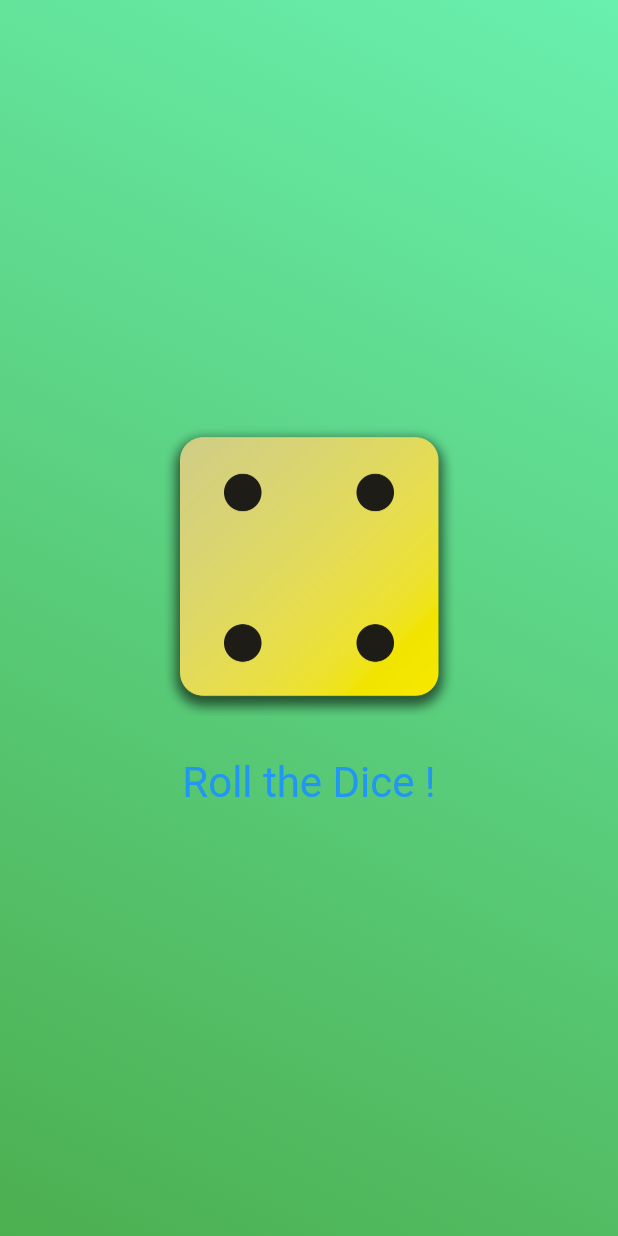
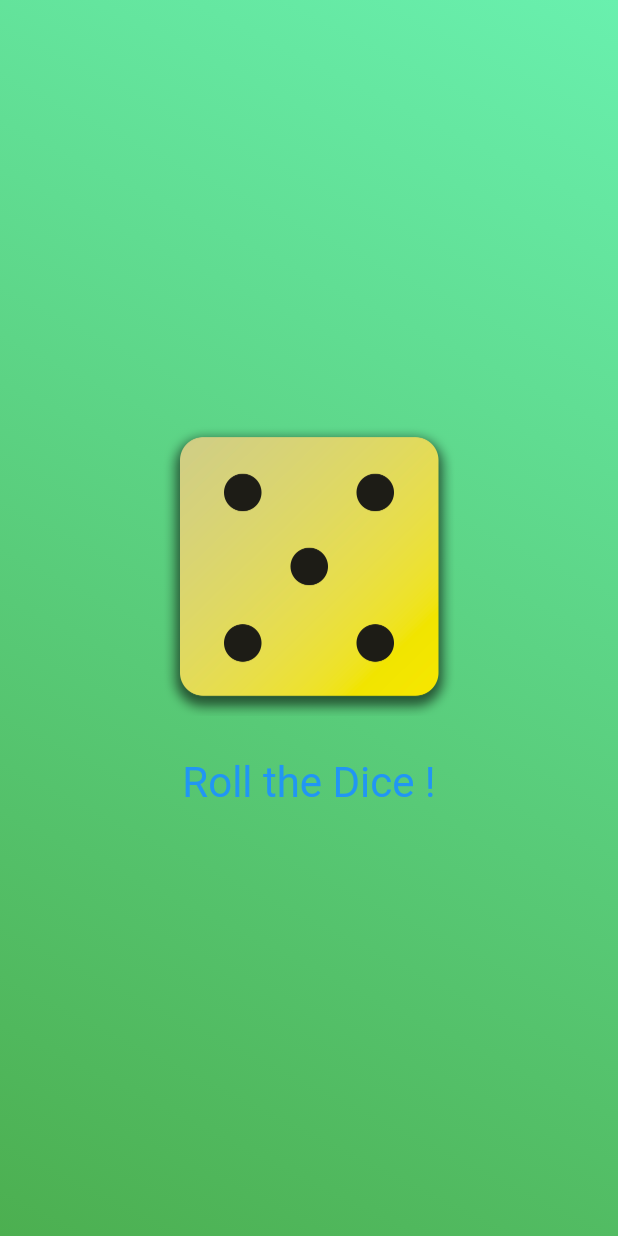
Before and after one commit to rawaone/Dice-Roller-App-Flutter, a Flutter app: the screen it shows after launch, after a tap on "Roll the Dice !", on a phone screen of 412 x 824 dp. Run offline on Flutter 3.47's test engine with Material 2 defaults, Android fonts, the phone set to English and light mode, and no system bars.

Commit message:
Final,  it can be more effecient, but this is final.

```diff
--- a/lib/dice_roller.dart
+++ b/lib/dice_roller.dart
@@ -1,4 +1,5 @@
 import 'package:flutter/material.dart';
+import 'dart:math';
 
 class DiceRoller extends StatefulWidget{
    const DiceRoller({Key? key}) : super(key: key);
@@ -12,12 +13,17 @@
 
 class _DiceRollerState extends State<DiceRoller>
 {
-  var activeDiceImage = 'assets/images/dice-1.png';
+  //var activeDiceImage = 'assets/images/dice-1.png';
+  var currentDiceRoll = 2;
 
   void rollDice() {
+
+    //var diceRoll = Random().nextInt(6) + 1;
+
     setState(() {
-         activeDiceImage = 'assets/images/dice-4.png';
-    print('chnaging image');
+      currentDiceRoll = Random().nextInt(6) + 1;
+         //activeDiceImage = 'assets/images/dice-$diceRoll.png';
+         //print('chnaging image');
     });
   }
 
@@ -26,7 +32,7 @@
           mainAxisSize: MainAxisSize.min,
           children: [
             Image.asset(
-              activeDiceImage,
+              'assets/images/dice-$currentDiceRoll.png',
               width: 200,
             ),
             const SizedBox(height: 20,), // this is like <br>, it creates space vertically
```
